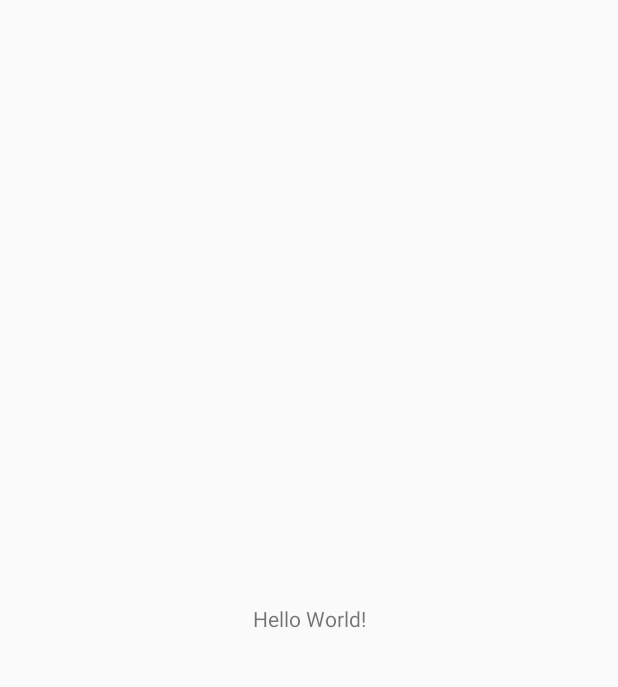
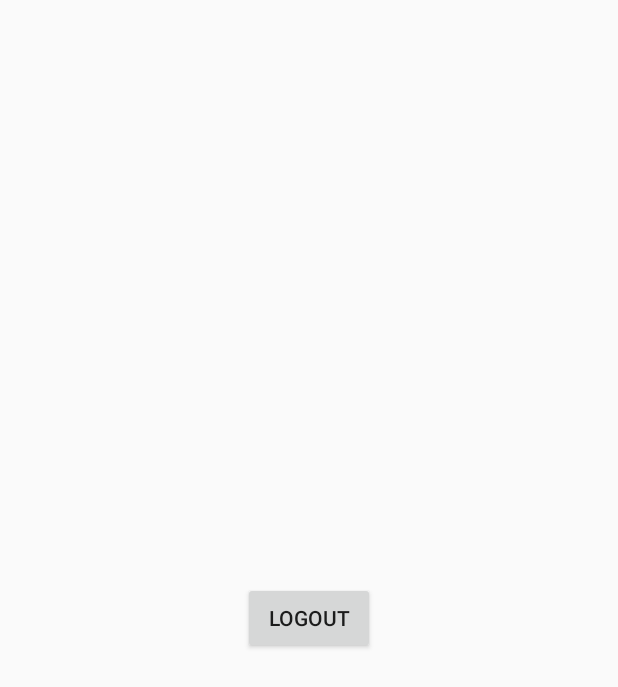
Before and after one commit to shin-hyun-soo/Meal_Time, an Android app: the MainActivity screen opened directly, with no data from a screen before it, on a phone screen of 412 x 824 dp. Before the commit the part shown is almost empty. Shown: the top 687 px of the screen. Run offline under Robolectric (Android 15) with nearby library versions, the phone set to English and light mode, and no system bars; our stand-ins replace Firebase (no records; nobody signed in at launch, a user with empty details on screens opened directly), data binding.

Commit message:
MainActivity에 Logout 버튼 생성 후 로그아웃 기능 구현

```diff
--- a/app/src/main/java/com/example/meal_time/MainActivity.kt
+++ b/app/src/main/java/com/example/meal_time/MainActivity.kt
@@ -1,14 +1,39 @@
 package com.example.meal_time
 
+import android.content.Intent
 import androidx.appcompat.app.AppCompatActivity
 import android.os.Bundle
+import androidx.databinding.DataBindingUtil
+import com.example.meal_time.auth.IntroActivity
+import com.example.meal_time.databinding.ActivityMainBinding
+import com.google.firebase.auth.FirebaseAuth
+import com.google.firebase.auth.ktx.auth
+import com.google.firebase.ktx.Firebase
 
 class MainActivity : AppCompatActivity() {
+
+    private lateinit var auth : FirebaseAuth
+
+    private lateinit var binding: ActivityMainBinding
+
     override fun onCreate(savedInstanceState: Bundle?) {
+
+        auth = Firebase.auth
+
         super.onCreate(savedInstanceState)
         setContentView(R.layout.activity_main)
+
+        binding = DataBindingUtil.setContentView(this, R.layout.activity_main)
+
+        //로그아웃 버튼 눌렀을때 이벤트 처리
+        binding.logoutBtn.setOnClickListener {
+            //로그아웃 기능
+            auth.signOut()
+            //로그인, 회원가입때랑 똑같이 뒤로가기 버튼을 눌렀을때 앱이 종료되게 동일하게 구현
+            val intent = Intent(this, IntroActivity::class.java)
+            intent.flags = Intent.FLAG_ACTIVITY_NEW_TASK or Intent.FLAG_ACTIVITY_CLEAR_TASK
+            startActivity(intent)
+
+        }
     }
 }
-//안녕하세요
-//최우성입니다 안녕하세요
-//안녕하세요 신현수입니다
--- a/app/src/main/java/com/example/meal_time/auth/JoinActivity.kt
+++ b/app/src/main/java/com/example/meal_time/auth/JoinActivity.kt
@@ -65,7 +65,7 @@ class JoinActivity : AppCompatActivity() {
 
                             Toast.makeText(this, "성공", Toast.LENGTH_LONG).show()
 
-                            val intent = Intent(this, MainActivity::class.java)
+                            val intent = Intent(this, LoginActivity::class.java)
                             //Activity가 실행되었을 때 뒤로 가기 버튼을 누르면 이전 회원가입 페이지로 돌아가지 않고 어플이 종료되도록 설정
                             intent.flags = Intent.FLAG_ACTIVITY_NEW_TASK or Intent.FLAG_ACTIVITY_CLEAR_TASK
                             startActivity(intent)
--- a/app/src/main/res/layout/activity_main.xml
+++ b/app/src/main/res/layout/activity_main.xml
@@ -1,18 +1,22 @@
 <?xml version="1.0" encoding="utf-8"?>
-<androidx.constraintlayout.widget.ConstraintLayout xmlns:android="http://schemas.android.com/apk/res/android"
+<layout>
+<androidx.constraintlayout.widget.ConstraintLayout
+    xmlns:android="http://schemas.android.com/apk/res/android"
     xmlns:app="http://schemas.android.com/apk/res-auto"
     xmlns:tools="http://schemas.android.com/tools"
     android:layout_width="match_parent"
     android:layout_height="match_parent"
     tools:context=".MainActivity">
 
-    <TextView
+    <Button
+        android:id="@+id/logoutBtn"
         android:layout_width="wrap_content"
         android:layout_height="wrap_content"
-        android:text="Hello World!"
+        android:text="LOGOUT"
         app:layout_constraintBottom_toBottomOf="parent"
         app:layout_constraintEnd_toEndOf="parent"
         app:layout_constraintStart_toStartOf="parent"
         app:layout_constraintTop_toTopOf="parent" />
 
 </androidx.constraintlayout.widget.ConstraintLayout>
+</layout>
```
